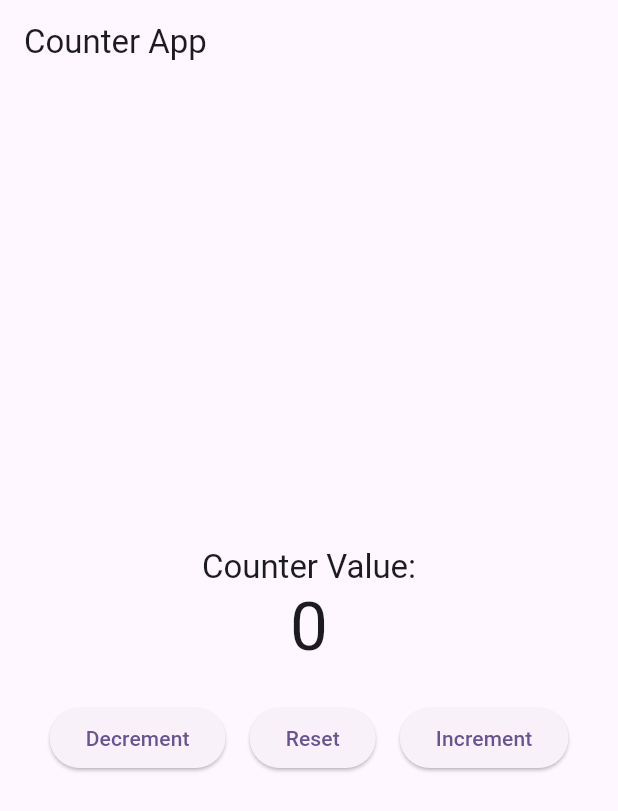
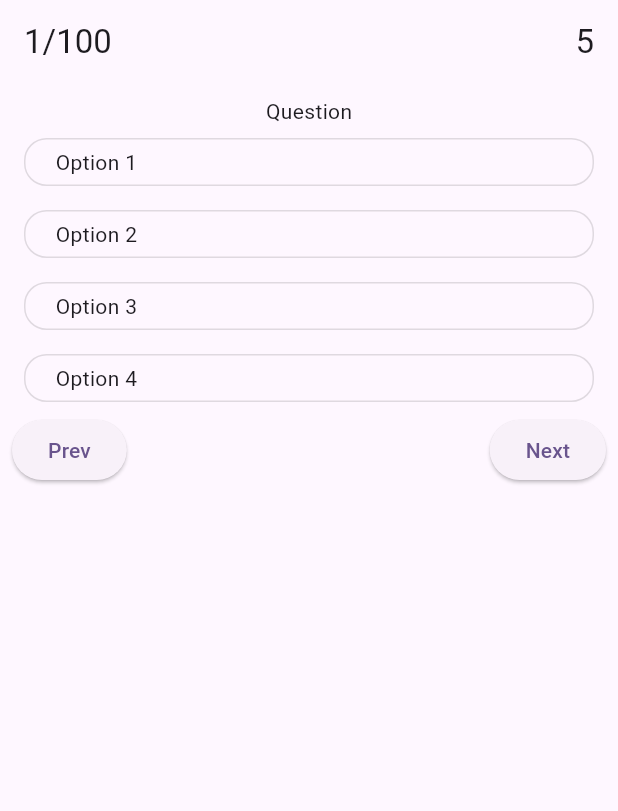
Before and after one commit to Deep-Kacha/flutter-project, a Flutter app: the screen it shows after launch, on a phone screen of 412 x 824 dp. Shown: the top 811 px of the screen. Run offline on Flutter 3.47's test engine with Material 3 defaults, Android fonts, the phone set to English and light mode, and no system bars; our stand-ins replace get, sqflite; accounts and stored records are empty; key blocks and very long unbroken strings in the code were emptied for the run.

Commit message:
Add BMI, DB and demo Flutter projects
Add two new Flutter projects (BMI_Calculator_App and data_base_demo) with full platform scaffolding (Android, iOS, macOS, Linux, Windows, web), resources, native configs and main Dart entry points. Also add PDF demo and quiz features to existing Flutter_AR (pdf_screen.dart, generate_pdf.dart, QuizModel, quiz.dart, custom_text_field) and update Flutter_AR macOS GeneratedPluginRegistrant and pubspec. Minor update to Flutter_NV main.dart. This commit bootstraps multiple demo apps and their platform-specific assets/configuration for development.

```diff
--- /dev/null
+++ b/Flutter_AR/lib/PDF_Demo/Screens/pdf_screen.dart
@@ -0,0 +1,15 @@
+import 'package:flutter/material.dart';
+
+class PdfScreen extends StatefulWidget {
+  const PdfScreen({super.key});
+
+  @override
+  State<PdfScreen> createState() => _PdfScreenState();
+}
+
+class _PdfScreenState extends State<PdfScreen> {
+  @override
+  Widget build(BuildContext context) {
+    return const Placeholder();
+  }
+}
--- /dev/null
+++ b/Flutter_AR/lib/QuizApp/Models/QuizModel.dart
@@ -0,0 +1,244 @@
+import 'package:flutter/material.dart';
+
+// Uncomment and adjust the import below if your Quiz class is defined elsewhere
+// import '../../../../data/models/quiz_model.dart';
+
+// Define the Quiz model if not already defined elsewhere
+class Quiz {
+  final int id;
+  final String question;
+  final List<String> opt;
+  final int answerIndex;
+
+  Quiz({
+    required this.id,
+    required this.question,
+    required this.opt,
+    required this.answerIndex,
+  });
+}
+
+class QuizScreen extends StatefulWidget {
+  const QuizScreen({super.key});
+
+  @override
+  State<QuizScreen> createState() => _QuizScreenState();
+}
+
+class _QuizScreenState extends State<QuizScreen> {
+  final List<Quiz> quizData = [
+    Quiz(
+      id: 1,
+      question: 'What is the capital of India?',
+      opt: ['New Delhi', 'Mumbai', 'Kolkata', 'Chennai'],
+      answerIndex: 0,
+    ),
+    Quiz(
+      id: 2,
+      question: 'Which planet is known as the Red Planet?',
+      opt: ['Venus', 'Mars', 'Jupiter', 'Saturn'],
+      answerIndex: 1,
+    ),
+    Quiz(
+      id: 3,
+      question: 'Who wrote the Indian National Anthem?',
+      opt: [
+        'Rabindranath Tagore',
+        'Bankim Chandra Chatterjee',
+        'Sarojini Naidu',
+        'Mahatma Gandhi',
+      ],
+      answerIndex: 0,
+    ),
+    Quiz(
+      id: 4,
+      question: 'Which is the largest ocean on Earth?',
+      opt: ['Atlantic Ocean', 'Indian Ocean', 'Pacific Ocean', 'Arctic Ocean'],
+      answerIndex: 2,
+    ),
+    Quiz(
+      id: 5,
+      question: 'What is the chemical symbol of Water?',
+      opt: ['O2', 'CO2', 'H2O', 'NaCl'],
+      answerIndex: 2,
+    ),
+    Quiz(
+      id: 6,
+      question: 'Which animal is known as the Ship of the Desert?',
+      opt: ['Camel', 'Horse', 'Elephant', 'Donkey'],
+      answerIndex: 0,
+    ),
+    Quiz(
+      id: 7,
+      question: 'Who is known as the Father of the Nation in India?',
+      opt: [
+        'Mahatma Gandhi',
+        'Jawaharlal Nehru',
+        'Sardar Patel',
+        'Subhash Chandra Bose',
+      ],
+      answerIndex: 0,
+    ),
+    Quiz(
+      id: 8,
+      question: 'Which gas is essential for breathing?',
+      opt: ['Carbon Dioxide', 'Oxygen', 'Nitrogen', 'Helium'],
+      answerIndex: 1,
+    ),
+    Quiz(
+      id: 9,
+      question: 'Which festival is called the Festival of Lights?',
+      opt: ['Holi', 'Diwali', 'Eid', 'Christmas'],
+      answerIndex: 1,
+    ),
+    Quiz(
+      id: 10,
+      question: 'How many players are there in a cricket team?',
+      opt: ['9', '10', '11', '12'],
+      answerIndex: 2,
+    ),
+    Quiz(
+      id: 11,
+      question: 'Which organ pumps blood through the body?',
+      opt: ['Lungs', 'Heart', 'Liver', 'Kidney'],
+      answerIndex: 1,
+    ),
+    Quiz(
+      id: 12,
+      question: 'Which is the smallest continent?',
+      opt: ['Europe', 'Australia', 'Asia', 'Africa'],
+      answerIndex: 1,
+    ),
+    Quiz(
+      id: 13,
+      question: 'Who invented the light bulb?',
+      opt: ['Thomas Edison', 'Albert Einstein', 'Nikola Tesla', 'Isaac Newton'],
+      answerIndex: 0,
+    ),
+    Quiz(
+      id: 14,
+      question: 'Which is the national fruit of India?',
+      opt: ['Banana', 'Mango', 'Apple', 'Orange'],
+      answerIndex: 1,
+    ),
+    Quiz(
+      id: 15,
+      question: 'What is the currency of Japan?',
+      opt: ['Dollar', 'Yen', 'Euro', 'Won'],
+      answerIndex: 1,
+    ),
+    Quiz(
+      id: 16,
+      question: 'Which instrument is used to measure temperature?',
+      opt: ['Barometer', 'Thermometer', 'Hygrometer', 'Speedometer'],
+      answerIndex: 1,
+    ),
+    Quiz(
+      id: 17,
+      question: 'Which planet is closest to the Sun?',
+      opt: ['Venus', 'Mercury', 'Mars', 'Earth'],
+      answerIndex: 1,
+    ),
+    Quiz(
+      id: 18,
+      question: 'What is the national flower of India?',
+      opt: ['Lotus', 'Rose', 'Jasmine', 'Sunflower'],
+      answerIndex: 0,
+    ),
+    Quiz(
+      id: 19,
+      question:
+          'Which vitamin is produced when our skin is exposed to sunlight?',
+      opt: ['Vitamin A', 'Vitamin C', 'Vitamin D', 'Vitamin B12'],
+      answerIndex: 2,
+    ),
+    Quiz(
+      id: 20,
+      question: 'Who was the first President of India?',
+      opt: [
+        'Dr. Rajendra Prasad',
+        'Dr. S. Radhakrishnan',
+        'Indira Gandhi',
+        'Jawaharlal Nehru',
+      ],
+      answerIndex: 0,
+    ),
+  ];
+
+  int currQuestionIndex = 0;
+
+  @override
+  Widget build(BuildContext context) {
+    final quiz = quizData[currQuestionIndex];
+
+    return Scaffold(
+      appBar: AppBar(
+        title: Row(
+          mainAxisAlignment: MainAxisAlignment.spaceBetween,
+          children: [
+            Text("${currQuestionIndex + 1}/${quizData.length}"),
+            const Text("5"), // maybe you want to show score later
+          ],
+        ),
+      ),
+      body: Padding(
+        padding: const EdgeInsets.all(12.0),
+        child: Column(
+          crossAxisAlignment: CrossAxisAlignment.start,
+          children: [
+            Text(
+              quiz.question,
+              style: const TextStyle(fontSize: 18, fontWeight: FontWeight.bold),
+            ),
+            const SizedBox(height: 16),
+            for (int i = 0; i < quiz.opt.length; i++)
+              Padding(
+                padding: const EdgeInsets.symmetric(vertical: 6.0),
+                child: Container(
+                  padding: const EdgeInsets.symmetric(
+                    vertical: 12,
+                    horizontal: 20,
+                  ),
+                  width: double.infinity,
+                  decoration: BoxDecoration(
+                    border: Border.all(color: Colors.black26, width: 1),
+                    borderRadius: BorderRadius.circular(12),
+                  ),
+                  child: Text(
+                    quiz.opt[i],
+                    style: const TextStyle(fontSize: 16),
+                  ),
+                ),
+              ),
+            const Spacer(),
+            Row(
+              mainAxisAlignment: MainAxisAlignment.spaceBetween,
+              children: [
+                ElevatedButton(
+                  onPressed: currQuestionIndex == 0
+                      ? null
+                      : () {
+                          setState(() {
+                            currQuestionIndex--;
+                          });
+                        },
+                  child: const Text('Prev'),
+                ),
+                ElevatedButton(
+                  onPressed: currQuestionIndex == quizData.length - 1
+                      ? null
+                      : () {
+                          setState(() {
+                            currQuestionIndex++;
+                          });
+                        },
+                  child: const Text('Next'),
+                ),
+              ],
+            ),
+          ],
+        ),
+      ),
+    );
+  }
+}
--- /dev/null
+++ b/Flutter_AR/lib/QuizApp/quiz.dart
@@ -0,0 +1,50 @@
+import 'package:flutter/material.dart';
+
+class QuizScreen extends StatefulWidget {
+  const QuizScreen({super.key});
+
+  @override
+  State<QuizScreen> createState() => _QuizScreenState();
+}
+
+class _QuizScreenState extends State<QuizScreen> {
+  @override
+  Widget build(BuildContext context) {
+    return Scaffold(
+      appBar: AppBar(
+        title: Row(
+          mainAxisAlignment: MainAxisAlignment.spaceBetween,
+          children: [Text("1/100"), Text("5")],
+        ),
+      ),
+      body: Padding(
+        padding: const EdgeInsets.all(8.0),
+        child: Column(
+          children: [
+            Text('Question'),
+            for (int i = 0; i < 4; i++)
+              Padding(
+                padding: const EdgeInsets.all(8.0),
+                child: Container(
+                  padding: EdgeInsets.symmetric(vertical: 5, horizontal: 20),
+                  width: MediaQuery.of(context).size.width * 0.95,
+                  decoration: BoxDecoration(
+                    border: Border.all(color: Colors.black12, width: 1),
+                    borderRadius: BorderRadius.circular(15),
+                  ),
+                  child: Text('Option ${i + 1}'),
+                ),
+              ),
+            Row(
+              mainAxisAlignment: MainAxisAlignment.spaceBetween,
+              children: [
+                ElevatedButton(onPressed: () {}, child: Text('Prev')),
+                ElevatedButton(onPressed: () {}, child: Text('Next')),
+              ],
+            ),
+          ],
+        ),
+      ),
+    );
+  }
+}
--- a/Flutter_AR/lib/main.dart
+++ b/Flutter_AR/lib/main.dart
@@ -1,14 +1,7 @@
 import 'package:flutter/material.dart';
 import 'package:get/get_navigation/src/root/get_material_app.dart';
-import 'package:login_design/Counter/counter.dart';
-import 'package:login_design/bmi_calc/bmi.dart';
-import 'package:login_design/ecom_app/login_page.dart';
+import 'package:login_design/QuizApp/quiz.dart';
 import 'package:login_design/ecom_app/splash_page.dart';
-import 'package:login_design/notes_app/notes.dart';
-// import 'cart_page.dart';
-
-// import 'dashboard.dart';
-// import 'login_page.dart';
 
 void main() {
   runApp(const MyApp());
@@ -30,7 +23,7 @@ class MyApp extends StatelessWidget {
           seedColor: const Color.fromARGB(255, 149, 112, 214),
         ),
       ),
-      home: ConterState(),
+      home: QuizScreen(),
     );
   }
 }
--- /dev/null
+++ b/Flutter_AR/lib/widgets/custom_text_field.dart
@@ -0,0 +1 @@
+// TODO Implement this library.
--- a/Flutter_AR/pubspec.yaml
+++ b/Flutter_AR/pubspec.yaml
@@ -36,6 +36,8 @@ dependencies:
   cupertino_icons: ^1.0.8
   shared_preferences: ^2.5.3
   get: ^4.7.2
+  http: ^1.5.0
+  syncfusion_flutter_pdfviewer: ^31.1.23
 
 dev_dependencies:
   flutter_test:
--- a/Flutter_NV/lib/main.dart
+++ b/Flutter_NV/lib/main.dart
@@ -1,4 +1,5 @@
 import 'package:flutter/material.dart';
+import 'package:flutter_nv/currency_converter.dart';
 import 'package:flutter_nv/loginpage.dart';
 // import 'package:flutter_nv/calculator.dart';
 // import 'package:flutter_nv/containerExperiment.dart';
@@ -13,9 +14,9 @@ class MainApp extends StatelessWidget {
 
   @override
   Widget build(BuildContext context) {
-    return const MaterialApp(
-      debugShowCheckedModeBanner: false,
-      home: LoginScreen(),
+    return CurrencyConverterApp(
+      // debugShowCheckedModeBanner: false,
+      // home: const LoginScreen(),
     );
   }
 }
```
Also changed, not shown: Flutter_AR/lib/PDF_Demo/utils/generate_pdf.dart (added), Flutter_AR/pubspec.lock, 1 other file.
